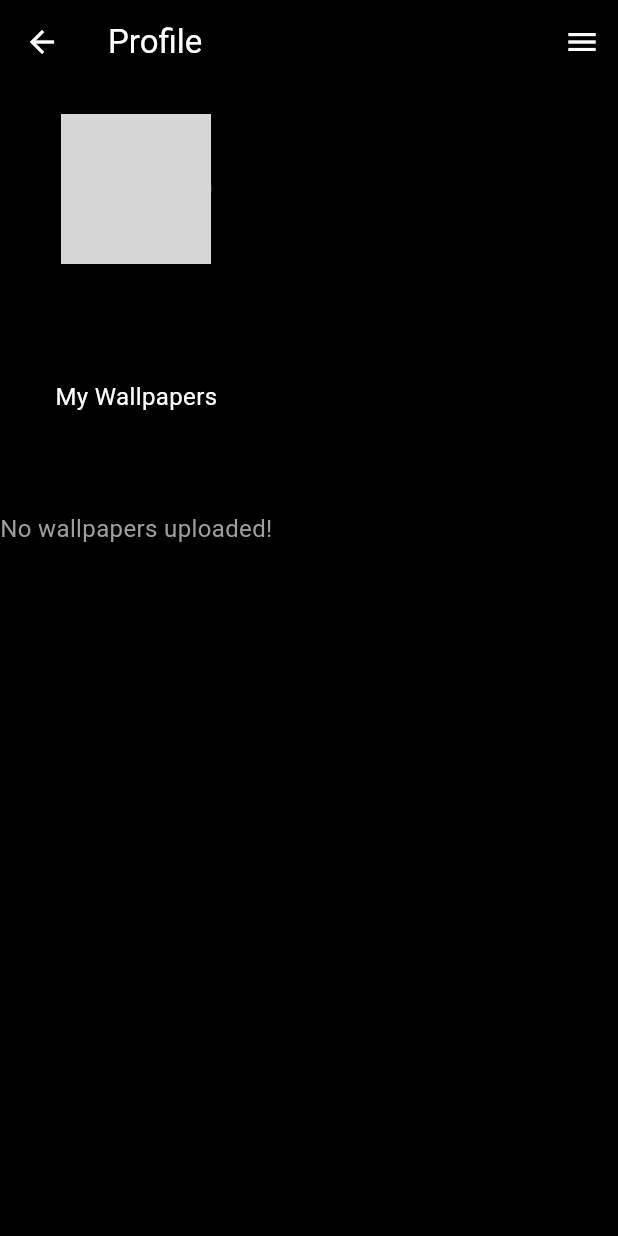
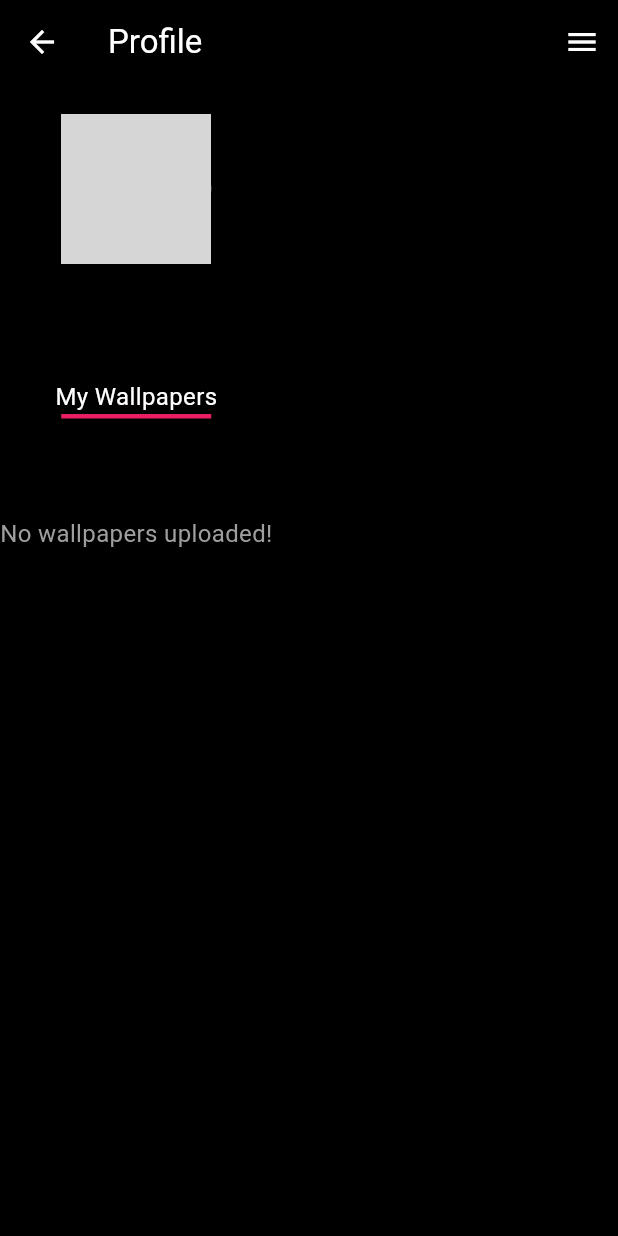
Before and after one commit to karank1610/my_wallpaper, a Flutter app: the ProfilePage screen opened directly, on a phone screen of 412 x 824 dp. Run offline on Flutter 3.47's test engine with Material 3 defaults, Android fonts, the phone set to English and light mode, and no system bars; our stand-ins replace cloud_firestore, firebase_auth, firebase_core, firebase_database, firebase_storage, google_sign_in and 3 more; missing offline and left inert: media_scanner; accounts and stored records are empty; network calls fail; grey boxes are pictures that could not be loaded.

Commit message:
pink bar in profile page

```diff
--- a/lib/screens/profile_page.dart
+++ b/lib/screens/profile_page.dart
@@ -224,6 +224,7 @@
                 Text(_email, style: TextStyle(color: Colors.grey, fontSize: 14)),
                 SizedBox(height: 20),
                 Text('My Wallpapers', style: TextStyle(color: Colors.white, fontSize: 16)),
+                Container(height: 3, width: 100, color: Colors.pink),
                 SizedBox(height: 15),
                 isLoading
                     ? Center(child: CircularProgressIndicator())
```
